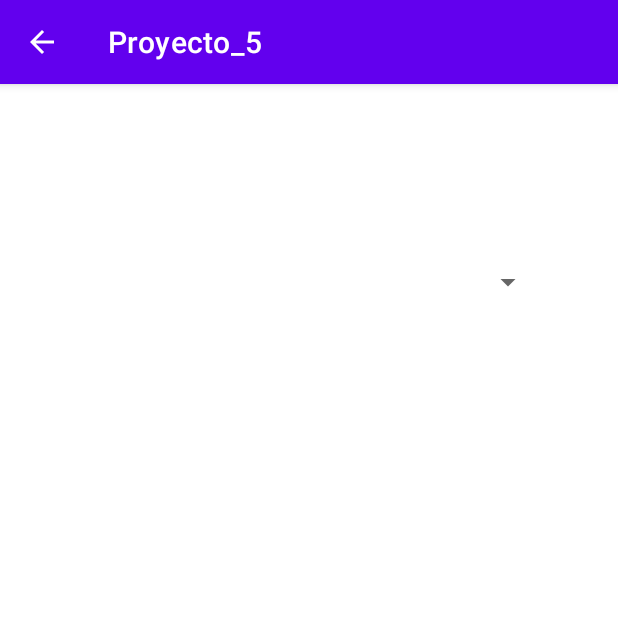
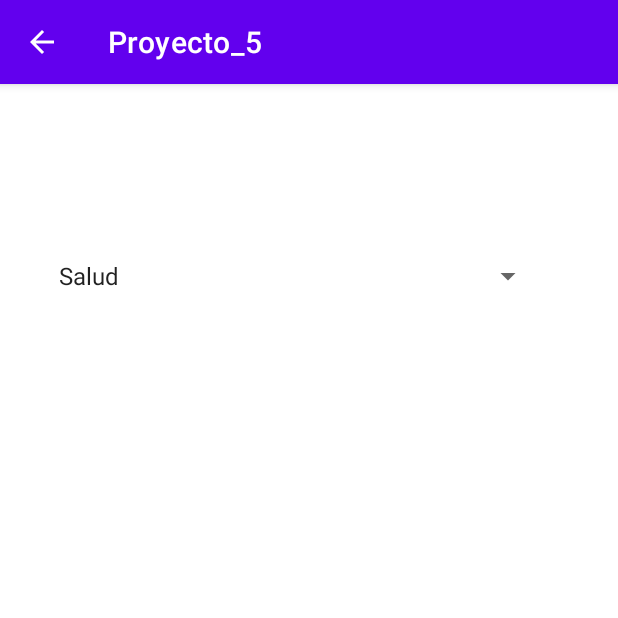
Before and after one commit to RandallMencias/AdvAppProg, an Android app: the screen it shows after launch (Consulta), after a tap on "CONSULTAR GASTOS", on a phone screen of 412 x 824 dp, the top half of it. Run offline under Robolectric (Android 15) with nearby library versions, the phone set to English and light mode, and no system bars.

Commit message:
Ahuebo 4

```diff
--- a/Proyecto_5/app/src/main/java/com/example/proyecto_5/Consulta.java
+++ b/Proyecto_5/app/src/main/java/com/example/proyecto_5/Consulta.java
@@ -3,12 +3,23 @@ package com.example.proyecto_5;
 import androidx.appcompat.app.AppCompatActivity;
 
 import android.os.Bundle;
+import android.view.View;
+import android.widget.ArrayAdapter;
+import android.widget.Spinner;
 
 public class Consulta extends AppCompatActivity {
 
     @Override
     protected void onCreate(Bundle savedInstanceState) {
         super.onCreate(savedInstanceState);
+
         setContentView(R.layout.activity_consulta);
+
+
+        Spinner spinner =(Spinner)findViewById(R.id.tipos_de_gasto);
+        ArrayAdapter<String> adapter = new ArrayAdapter<>(this, android.R.layout.simple_spinner_item, Elementos.getInstance().getTiposGastos());
+        adapter.setDropDownViewResource(android.R.layout.simple_spinner_dropdown_item);
+        spinner.setAdapter(adapter);
+        adapter.notifyDataSetChanged();
     }
 }
--- a/Proyecto_5/app/src/main/java/com/example/proyecto_5/MainActivity.java
+++ b/Proyecto_5/app/src/main/java/com/example/proyecto_5/MainActivity.java
@@ -7,9 +7,11 @@ import android.content.Intent;
 import android.os.Bundle;
 import android.util.Log;
 import android.view.View;
+import android.widget.ArrayAdapter;
 import android.widget.Button;
 import android.widget.DatePicker;
 import android.widget.EditText;
+import android.widget.Spinner;
 
 import java.util.Calendar;
 
@@ -21,10 +23,22 @@ public class MainActivity extends AppCompatActivity implements View.OnClickListe
 
     private int dia, mes, anio;
 
+
+
     @Override
     protected void onCreate(Bundle savedInstanceState) {
         super.onCreate(savedInstanceState);
         setContentView(R.layout.activity_main);
+        //llenar spinner
+        Spinner spinner =(Spinner)findViewById(R.id.tipos_de_gasto);
+        ArrayAdapter<String> adapter = new ArrayAdapter<>(this, android.R.layout.simple_spinner_item, Elementos.getInstance().getTiposGastos());
+        adapter.setDropDownViewResource(android.R.layout.simple_spinner_dropdown_item);
+        spinner.setAdapter(adapter);
+        adapter.notifyDataSetChanged();
+
+
+
+
 
         //enlazar con los elementos
         btnFecha = (Button)findViewById(R.id.btnfecha);
--- a/Proyecto_5/app/src/main/res/layout/activity_consulta.xml
+++ b/Proyecto_5/app/src/main/res/layout/activity_consulta.xml
@@ -34,11 +34,10 @@
         app:layout_constraintStart_toStartOf="parent" />
 
     <include
-        android:id="@+id/include"
         layout="@layout/tipos_de_gasto"
         android:layout_width="331dp"
         android:layout_height="56dp"
-        android:layout_marginTop="104dp"
+        android:layout_marginTop="100dp"
         app:layout_constraintEnd_toEndOf="parent"
         app:layout_constraintHorizontal_bias="0.387"
         app:layout_constraintStart_toStartOf="parent"
```
Also changed, not shown: Proyecto_5/app/src/main/res/layout/activity_ajustes.xml (+5 -3 lines).
